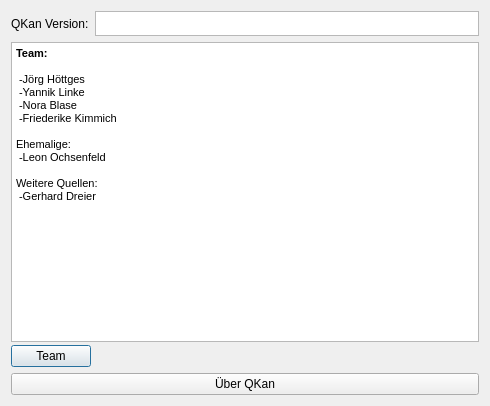
The window that qkan/tools/res/application_help.ui (hoettges/QKan) describes before a commit, drawn with Qt 5.
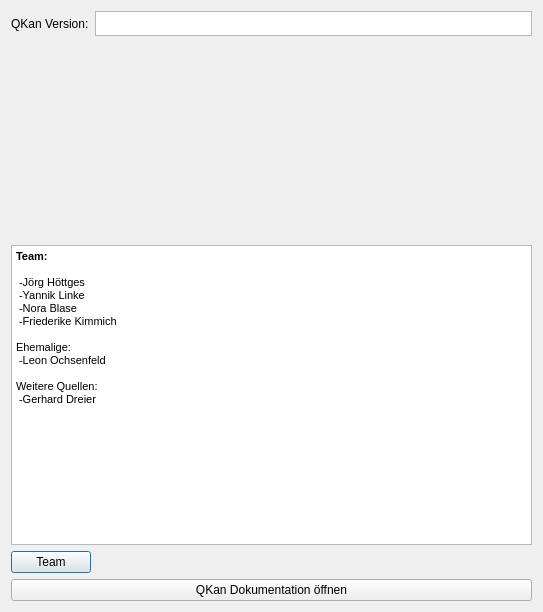
The same window after the commit. Icons and pictures are not drawn.

The edit to the form file:
```diff
--- a/qkan/tools/res/application_help.ui
+++ b/qkan/tools/res/application_help.ui
@@ -6,8 +6,8 @@
    <rect>
     <x>0</x>
     <y>0</y>
-    <width>490</width>
-    <height>406</height>
+    <width>543</width>
+    <height>612</height>
    </rect>
   </property>
   <property name="minimumSize">
@@ -55,6 +55,22 @@
      </item>
     </layout>
    </item>
+   <item>
+    <widget class="QLabel" name="label_2">
+     <property name="text">
+      <string/>
+     </property>
+     <property name="pixmap">
+      <pixmap>Qkan_Logo.png</pixmap>
+     </property>
+     <property name="scaledContents">
+      <bool>true</bool>
+     </property>
+     <property name="alignment">
+      <set>Qt::AlignCenter</set>
+     </property>
+    </widget>
+   </item>
    <item>
     <widget class="QTextBrowser" name="textBrowser">
      <property name="sizePolicy">
@@ -73,20 +89,20 @@
       <string>&lt;!DOCTYPE HTML PUBLIC &quot;-//W3C//DTD HTML 4.0//EN&quot; &quot;http://www.w3.org/TR/REC-html40/strict.dtd&quot;&gt;
 &lt;html&gt;&lt;head&gt;&lt;meta name=&quot;qrichtext&quot; content=&quot;1&quot; /&gt;&lt;style type=&quot;text/css&quot;&gt;
 p, li { white-space: pre-wrap; }
-&lt;/style&gt;&lt;/head&gt;&lt;body style=&quot; font-family:'Tahoma'; font-size:8.25pt; font-weight:400; font-style:normal;&quot;&gt;
-&lt;p style=&quot; margin-top:0px; margin-bottom:0px; margin-left:0px; margin-right:0px; -qt-block-indent:0; text-indent:0px;&quot;&gt;&lt;span style=&quot; font-weight:600;&quot;&gt;Team:&lt;/span&gt;&lt;/p&gt;
-&lt;p style=&quot;-qt-paragraph-type:empty; margin-top:0px; margin-bottom:0px; margin-left:0px; margin-right:0px; -qt-block-indent:0; text-indent:0px;&quot;&gt;&lt;br /&gt;&lt;/p&gt;
-&lt;p style=&quot; margin-top:0px; margin-bottom:0px; margin-left:0px; margin-right:0px; -qt-block-indent:0; text-indent:0px;&quot;&gt; -Jörg Höttges&lt;/p&gt;
-&lt;p style=&quot; margin-top:0px; margin-bottom:0px; margin-left:0px; margin-right:0px; -qt-block-indent:0; text-indent:0px;&quot;&gt; -Yannik Linke&lt;/p&gt;
-&lt;p style=&quot; margin-top:0px; margin-bottom:0px; margin-left:0px; margin-right:0px; -qt-block-indent:0; text-indent:0px;&quot;&gt; -Nora Blase&lt;/p&gt;
-&lt;p style=&quot; margin-top:0px; margin-bottom:0px; margin-left:0px; margin-right:0px; -qt-block-indent:0; text-indent:0px;&quot;&gt; -Friederike Kimmich&lt;/p&gt;
-&lt;p style=&quot;-qt-paragraph-type:empty; margin-top:0px; margin-bottom:0px; margin-left:0px; margin-right:0px; -qt-block-indent:0; text-indent:0px;&quot;&gt;&lt;br /&gt;&lt;/p&gt;
-&lt;p style=&quot; margin-top:0px; margin-bottom:0px; margin-left:0px; margin-right:0px; -qt-block-indent:0; text-indent:0px;&quot;&gt;Ehemalige:&lt;/p&gt;
-&lt;p style=&quot; margin-top:0px; margin-bottom:0px; margin-left:0px; margin-right:0px; -qt-block-indent:0; text-indent:0px;&quot;&gt; -Leon Ochsenfeld&lt;/p&gt;
-&lt;p style=&quot;-qt-paragraph-type:empty; margin-top:0px; margin-bottom:0px; margin-left:0px; margin-right:0px; -qt-block-indent:0; text-indent:0px;&quot;&gt;&lt;br /&gt;&lt;/p&gt;
-&lt;p style=&quot; margin-top:0px; margin-bottom:0px; margin-left:0px; margin-right:0px; -qt-block-indent:0; text-indent:0px;&quot;&gt;Weitere Quellen:&lt;/p&gt;
-&lt;p style=&quot; margin-top:0px; margin-bottom:0px; margin-left:0px; margin-right:0px; -qt-block-indent:0; text-indent:0px;&quot;&gt; -Gerhard Dreier&lt;/p&gt;
-&lt;p style=&quot;-qt-paragraph-type:empty; margin-top:0px; margin-bottom:0px; margin-left:0px; margin-right:0px; -qt-block-indent:0; text-indent:0px;&quot;&gt;&lt;br /&gt;&lt;/p&gt;&lt;/body&gt;&lt;/html&gt;</string>
+&lt;/style&gt;&lt;/head&gt;&lt;body style=&quot; font-family:'Tahoma'; font-size:7.8pt; font-weight:400; font-style:normal;&quot;&gt;
+&lt;p style=&quot; margin-top:0px; margin-bottom:0px; margin-left:0px; margin-right:0px; -qt-block-indent:0; text-indent:0px;&quot;&gt;&lt;span style=&quot; font-size:8.25pt; font-weight:600;&quot;&gt;Team:&lt;/span&gt;&lt;/p&gt;
+&lt;p style=&quot;-qt-paragraph-type:empty; margin-top:0px; margin-bottom:0px; margin-left:0px; margin-right:0px; -qt-block-indent:0; text-indent:0px; font-size:8.25pt;&quot;&gt;&lt;br /&gt;&lt;/p&gt;
+&lt;p style=&quot; margin-top:0px; margin-bottom:0px; margin-left:0px; margin-right:0px; -qt-block-indent:0; text-indent:0px;&quot;&gt;&lt;span style=&quot; font-size:8.25pt;&quot;&gt; -Jörg Höttges&lt;/span&gt;&lt;/p&gt;
+&lt;p style=&quot; margin-top:0px; margin-bottom:0px; margin-left:0px; margin-right:0px; -qt-block-indent:0; text-indent:0px;&quot;&gt;&lt;span style=&quot; font-size:8.25pt;&quot;&gt; -Yannik Linke&lt;/span&gt;&lt;/p&gt;
+&lt;p style=&quot; margin-top:0px; margin-bottom:0px; margin-left:0px; margin-right:0px; -qt-block-indent:0; text-indent:0px;&quot;&gt;&lt;span style=&quot; font-size:8.25pt;&quot;&gt; -Nora Blase&lt;/span&gt;&lt;/p&gt;
+&lt;p style=&quot; margin-top:0px; margin-bottom:0px; margin-left:0px; margin-right:0px; -qt-block-indent:0; text-indent:0px;&quot;&gt;&lt;span style=&quot; font-size:8.25pt;&quot;&gt; -Friederike Kimmich&lt;/span&gt;&lt;/p&gt;
+&lt;p style=&quot;-qt-paragraph-type:empty; margin-top:0px; margin-bottom:0px; margin-left:0px; margin-right:0px; -qt-block-indent:0; text-indent:0px; font-size:8.25pt;&quot;&gt;&lt;br /&gt;&lt;/p&gt;
+&lt;p style=&quot; margin-top:0px; margin-bottom:0px; margin-left:0px; margin-right:0px; -qt-block-indent:0; text-indent:0px;&quot;&gt;&lt;span style=&quot; font-size:8.25pt;&quot;&gt;Ehemalige:&lt;/span&gt;&lt;/p&gt;
+&lt;p style=&quot; margin-top:0px; margin-bottom:0px; margin-left:0px; margin-right:0px; -qt-block-indent:0; text-indent:0px;&quot;&gt;&lt;span style=&quot; font-size:8.25pt;&quot;&gt; -Leon Ochsenfeld&lt;/span&gt;&lt;/p&gt;
+&lt;p style=&quot;-qt-paragraph-type:empty; margin-top:0px; margin-bottom:0px; margin-left:0px; margin-right:0px; -qt-block-indent:0; text-indent:0px; font-size:8.25pt;&quot;&gt;&lt;br /&gt;&lt;/p&gt;
+&lt;p style=&quot; margin-top:0px; margin-bottom:0px; margin-left:0px; margin-right:0px; -qt-block-indent:0; text-indent:0px;&quot;&gt;&lt;span style=&quot; font-size:8.25pt;&quot;&gt;Weitere Quellen:&lt;/span&gt;&lt;/p&gt;
+&lt;p style=&quot; margin-top:0px; margin-bottom:0px; margin-left:0px; margin-right:0px; -qt-block-indent:0; text-indent:0px;&quot;&gt;&lt;span style=&quot; font-size:8.25pt;&quot;&gt; -Gerhard Dreier&lt;/span&gt;&lt;/p&gt;
+&lt;p style=&quot;-qt-paragraph-type:empty; margin-top:0px; margin-bottom:0px; margin-left:0px; margin-right:0px; -qt-block-indent:0; text-indent:0px; font-size:8.25pt;&quot;&gt;&lt;br /&gt;&lt;/p&gt;&lt;/body&gt;&lt;/html&gt;</string>
      </property>
     </widget>
    </item>
@@ -117,7 +133,7 @@
    <item>
     <widget class="QPushButton" name="pushButton">
      <property name="text">
-      <string>Über QKan</string>
+      <string>QKan Dokumentation öffnen</string>
      </property>
     </widget>
    </item>
```
